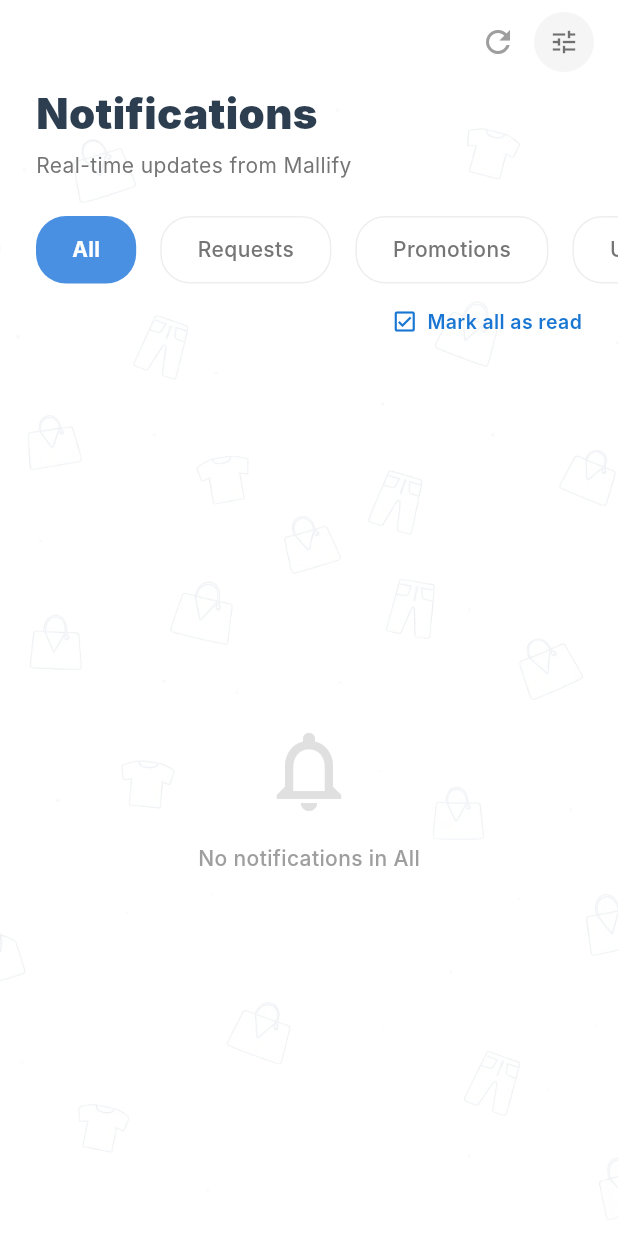
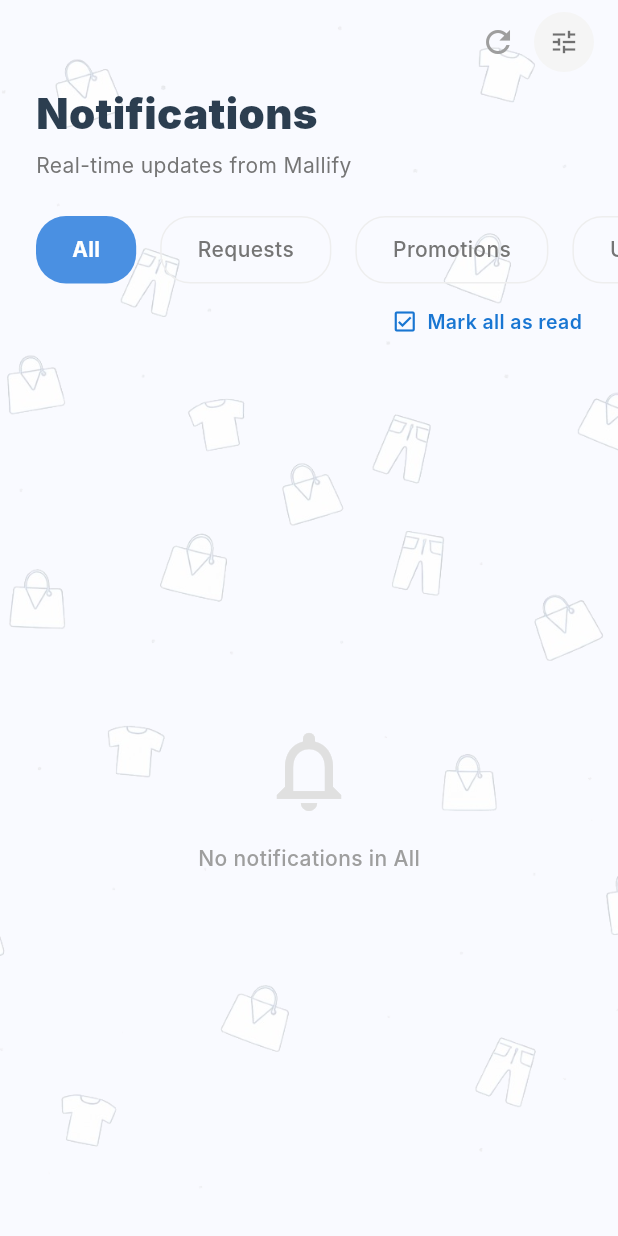
Before and after one commit to hany5400/Mallify-Grad, a Flutter app: the NotificationsScreen screen opened directly, on a phone screen of 412 x 824 dp. Run offline on Flutter 3.47's test engine with Material 3 defaults, Android fonts, the phone set to English and light mode, and no system bars; our stand-ins replace firebase_auth, firebase_core, google_sign_in, image_picker, shared_preferences; missing offline and left inert: flutter_facebook_auth; accounts and stored records are empty; network calls fail; Roboto replaces fonts that are missing (Inter).

Commit message:
Adjust notifications screen background opacity to match user history screen

```diff
--- a/frontend/lib/screens/notificationsScreen.dart
+++ b/frontend/lib/screens/notificationsScreen.dart
@@ -104,9 +104,9 @@ class _NotificationsScreenState extends State<NotificationsScreen> {
     final filteredItems = _filteredNotifications;
 
     return Scaffold(
-      backgroundColor: Colors.white,
+      extendBodyBehindAppBar: true,
       appBar: AppBar(
-        backgroundColor: Colors.white,
+        backgroundColor: Colors.transparent,
         elevation: 0,
         automaticallyImplyLeading: false,
         actions: [
@@ -133,12 +133,13 @@ class _NotificationsScreenState extends State<NotificationsScreen> {
           ),
           Positioned.fill(
             child: Container(
-              color: Colors.white.withOpacity(0.7),
+              color: Colors.white.withOpacity(0.2),
             ),
           ),
-          Column(
-            crossAxisAlignment: CrossAxisAlignment.start,
-            children: [
+          SafeArea(
+            child: Column(
+              crossAxisAlignment: CrossAxisAlignment.start,
+              children: [
               Padding(
                 padding: const EdgeInsets.symmetric(horizontal: 24),
                 child: Column(
@@ -204,7 +205,8 @@ class _NotificationsScreenState extends State<NotificationsScreen> {
               ),
             ],
           ),
-        ],
+        ),
+      ],
       ),
     );
   }
```
